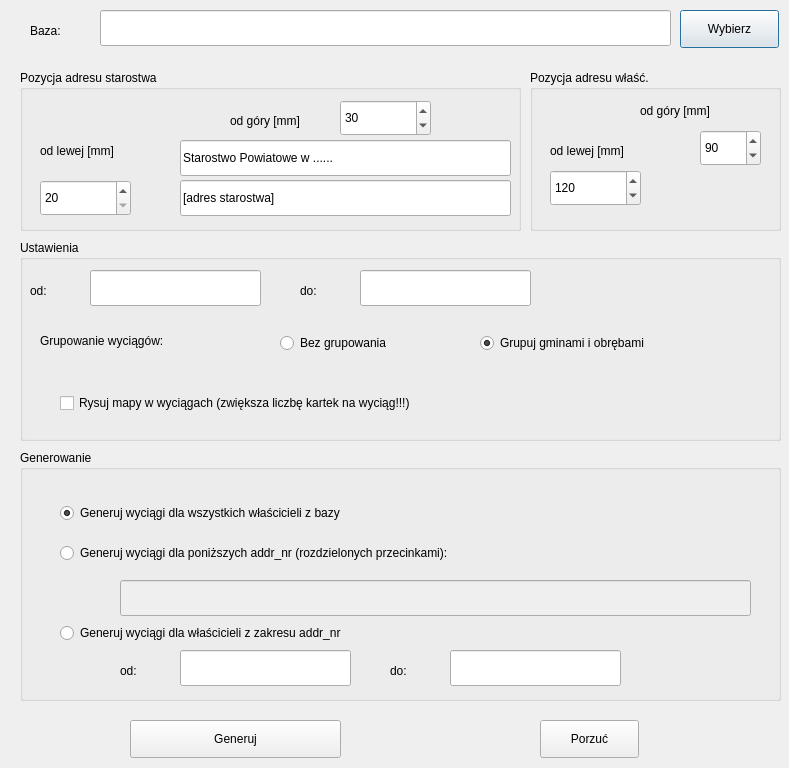
Before: the Qt Designer form skrypty/ui/ui_raport_wyciagi.ui in Marcus-LAS-R/LASR, drawn with Qt 5.
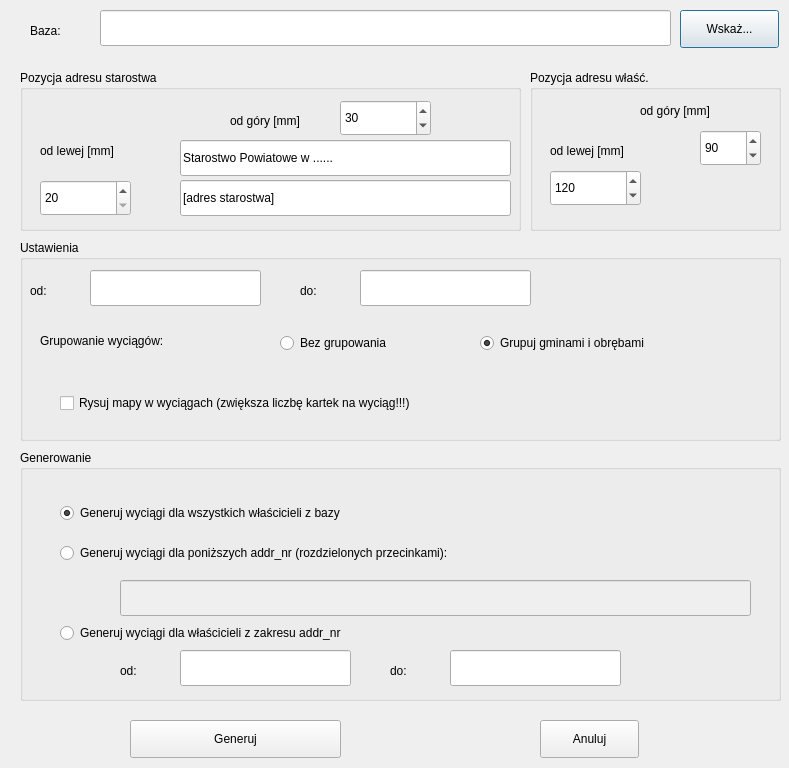
After: the same form once the commit is applied.

```diff
--- a/skrypty/ui/ui_raport_wyciagi.ui
+++ b/skrypty/ui/ui_raport_wyciagi.ui
@@ -46,7 +46,7 @@
     </rect>
    </property>
    <property name="text">
-    <string>Wybierz</string>
+    <string>Wskaż...</string>
    </property>
   </widget>
   <widget class="QGroupBox" name="groupBox">
@@ -477,7 +477,7 @@
     </rect>
    </property>
    <property name="text">
-    <string>Porzuć</string>
+    <string>Anuluj</string>
    </property>
   </widget>
  </widget>
```
